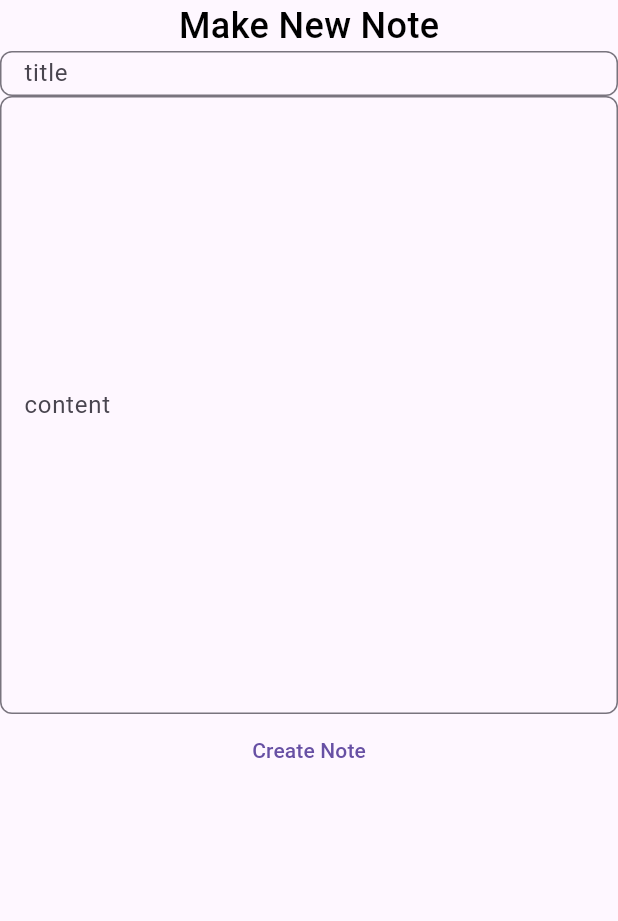
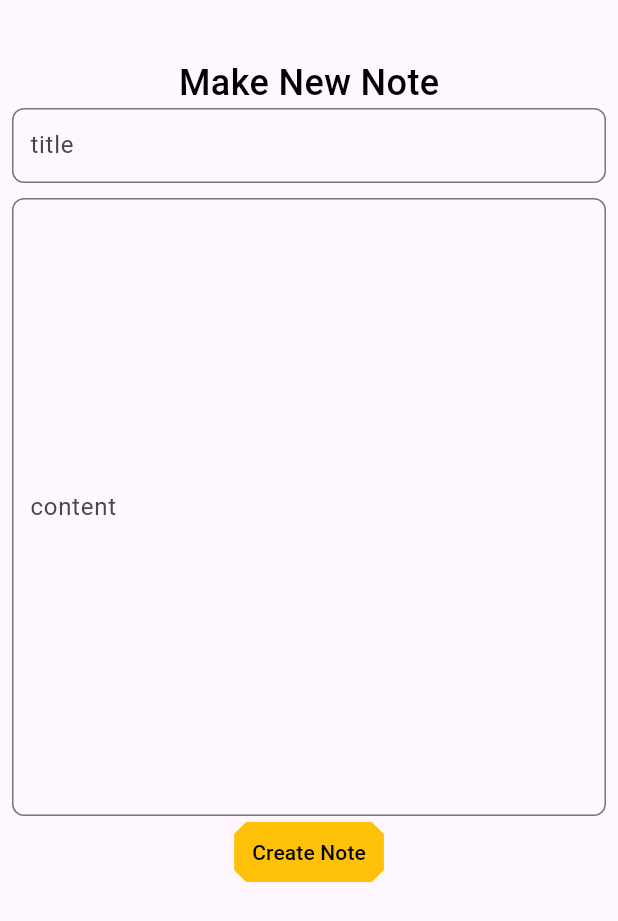
Before and after one commit to luhouyang/flutterfire, a Flutter app: the screen it shows after launch, after a tap on "Create Note", on a phone screen of 412 x 824 dp. Shown: the top 921 px of the screen. Run offline on Flutter 3.47's test engine with Material 3 defaults, Android fonts, the phone set to English and light mode, and no system bars; our stand-ins replace cloud_firestore, firebase_core; accounts and stored records are empty.

Commit message:
basic testing ui, add note done

```diff
--- a/lib/model/database_model.dart
+++ b/lib/model/database_model.dart
@@ -1,6 +1,30 @@
 //TODO: implement database here
+import 'package:cloud_firestore/cloud_firestore.dart';
+import 'package:flutter/material.dart';
+import 'package:note/entities/note_entity.dart';
+
 class DatabaseModel {
   // add note
+  Future<void> addNote(String title, String content) async {
+    // add note to "notes" collection
+    FirebaseFirestore firebaseFirestore = FirebaseFirestore.instance;
+    String docRef = firebaseFirestore.collection("notes").doc().id;
+
+    NoteEntity noteEntity = NoteEntity(title: title, content: content);
+
+    await firebaseFirestore
+        .collection("notes")
+        .doc(docRef)
+        .set(noteEntity.toMap())
+        .then((value) {
+      debugPrint("Successfully added note");
+    }).onError((error, stackTrace) {
+      debugPrint("ERROR: ${error.toString()}");
+    });
+
+    // add note id to "users" collection
+  }
+
   // fetch note
   // update note
   // delete note
--- a/lib/pages/home_page.dart
+++ b/lib/pages/home_page.dart
@@ -1,5 +1,5 @@
 import 'package:flutter/material.dart';
-import 'package:note/widgets/my_button.dart';
+import 'package:note/model/database_model.dart';
 import 'package:note/widgets/my_input.dart';
 import 'package:note/widgets/my_title.dart';
 
@@ -17,16 +17,45 @@ class _HomePageState extends State<HomePage> {
   @override
   Widget build(BuildContext context) {
     return Scaffold(
-      body: Column(
+      body: SingleChildScrollView(
+        physics: const NeverScrollableScrollPhysics(),
+        child: Padding(
+          padding: const EdgeInsets.all(8.0),
+          child: Column(
             children: [
+              const SizedBox(
+                height: 30,
+              ),
               const MyTitle(text: "Make New Note"),
-          MyInput(controller: titleController, labelText: "title", height: 30),
+              MyInput(
+                  controller: titleController, labelText: "title", height: 50),
+              const SizedBox(
+                height: 10,
+              ),
               MyInput(
                   controller: contentController,
                   labelText: "content",
                   height: MediaQuery.of(context).size.height * 0.5),
-          const MyButton(text: "Create Note"),
+              addNoteButton(),
             ],
+          ),
+        ),
+      ),
+    );
+  }
+
+  Widget addNoteButton() {
+    return TextButton(
+      style: const ButtonStyle(
+          shape: MaterialStatePropertyAll(BeveledRectangleBorder(
+              borderRadius: BorderRadius.all(Radius.circular(8)))),
+          backgroundColor: MaterialStatePropertyAll(Colors.amber)),
+      onPressed: () {
+        DatabaseModel().addNote(titleController.text, contentController.text);
+      },
+      child: const Text(
+        "Create Note",
+        style: TextStyle(color: Colors.black),
       ),
     );
   }
--- a/lib/widgets/my_button.dart
+++ /dev/null
@@ -1,12 +0,0 @@
-import 'package:flutter/material.dart';
-
-class MyButton extends StatelessWidget {
-  final String text;
-
-  const MyButton({super.key, required this.text});
-
-  @override
-  Widget build(BuildContext context) {
-    return TextButton(onPressed: () {}, child: Text(text));
-  }
-}
--- a/lib/widgets/my_input.dart
+++ b/lib/widgets/my_input.dart
@@ -19,7 +19,10 @@ class MyInput extends StatelessWidget {
         maxLines: null,
         expands: true,
         controller: controller,
+        textAlign: TextAlign.start,
+        textAlignVertical: TextAlignVertical.top,
         decoration: InputDecoration(
+          contentPadding: const EdgeInsets.all(8),
           label: Text(labelText),
           fillColor: Colors.grey[200],
           focusColor: Colors.grey[100],
```
Also changed, not shown: lib/pages/login_page.dart (added), 1 other file. Lines whose indentation alone changed are shown as unchanged.
